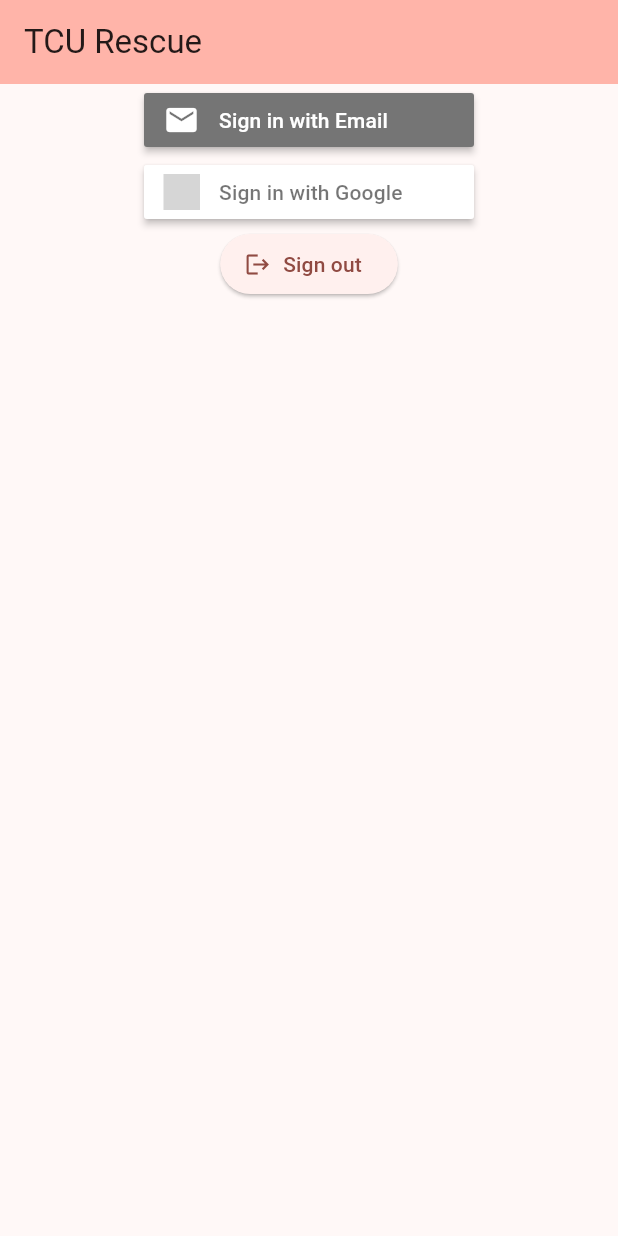
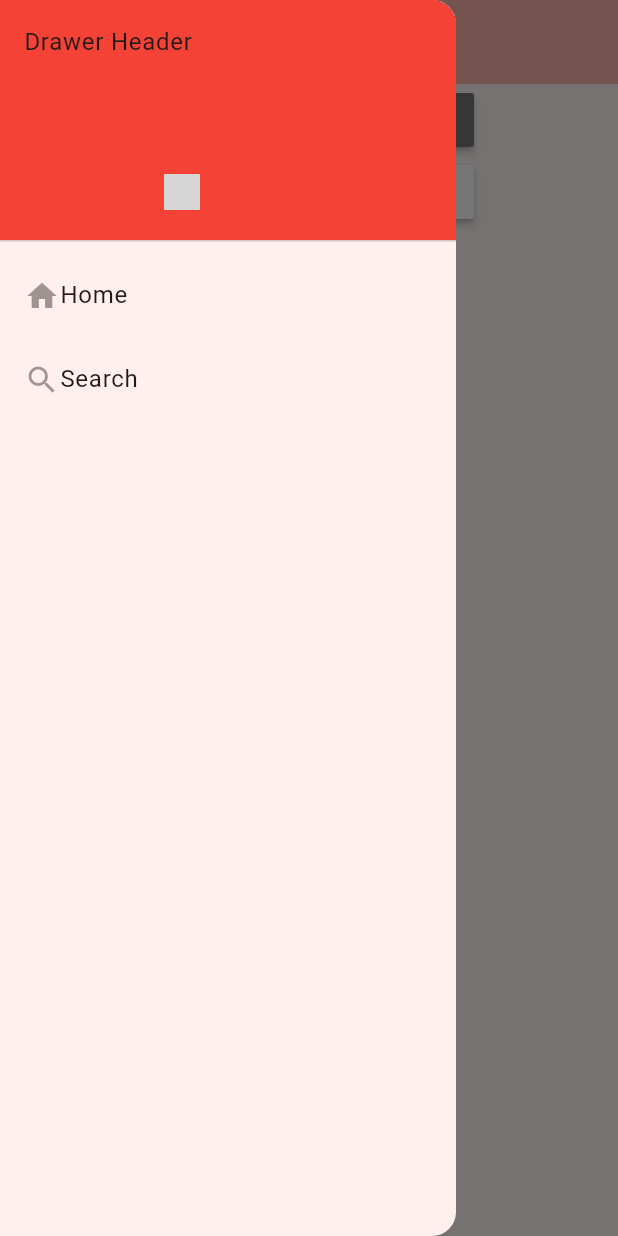
Before and after one commit to Yu-HaruWolf/hospital-connect, a Flutter app: the screen it shows after launch, with the side drawer open (before the commit the screen has no drawer), on a phone screen of 412 x 824 dp. Run offline on Flutter 3.47's test engine with Material 3 defaults, Android fonts, the phone set to English and light mode, and no system bars; drawn by our look-alikes of sign_in_button; our stand-ins replace cloud_firestore, firebase_auth, firebase_core, flutter_chat_types, flutter_chat_ui, google_sign_in; missing offline and left inert: firebase_ui_auth; accounts and stored records are empty; grey boxes are pictures that could not be loaded.

Commit message:
ハンバーガーメニューを実装し、画面遷移を少しできるようにした

```diff
--- a/frontend/lib/app_state.dart
+++ b/frontend/lib/app_state.dart
@@ -28,7 +28,7 @@ class ApplicationState extends ChangeNotifier {
   }
 
   // 表示画面選択
-  int _screenId = -1;
+  int _screenId = 0;
   int get screenId => _screenId;
   set screenId(int value) {
     _screenId = value;
--- a/frontend/lib/custom_widgets/text_with_icon.dart
+++ b/frontend/lib/custom_widgets/text_with_icon.dart
@@ -3,9 +3,9 @@ import 'package:flutter/material.dart';
 class TextWithIcon extends StatelessWidget {
   const TextWithIcon({
     super.key,
-    required this.textStyle,
     required this.iconData,
     required this.text,
+    this.textStyle = const TextStyle(),
   });
 
   final TextStyle textStyle;
--- a/frontend/lib/main.dart
+++ b/frontend/lib/main.dart
@@ -1,4 +1,5 @@
 import 'package:flutter/material.dart';
+import 'package:frontend/custom_widgets/text_with_icon.dart';
 import 'package:provider/provider.dart';
 
 import 'ambulance/hospital_detail.dart';
@@ -71,7 +72,7 @@ class _MyHomePageState extends State<MyHomePage> {
     var appState = context.watch<ApplicationState>();
     Widget insideWidget;
     switch (appState.screenId) {
-      case -1:
+      case 0:
         insideWidget = TopPage();
         break;
       case 1:
@@ -97,6 +98,29 @@ class _MyHomePageState extends State<MyHomePage> {
       body: Center(
         child: insideWidget,
       ),
+      drawer: Drawer(
+        child: ListView(children: [
+          DrawerHeader(
+              child: Text('Drawer Header'),
+              decoration: BoxDecoration(
+                color: Colors.red,
+              )),
+          ListTile(
+            title: TextWithIcon(iconData: Icons.home, text: 'Home'),
+            onTap: () {
+              appState.screenId = 0;
+              Navigator.pop(context);
+            },
+          ),
+          ListTile(
+            title: TextWithIcon(iconData: Icons.search, text: 'Search'),
+            onTap: () {
+              appState.screenId = 1;
+              Navigator.pop(context);
+            },
+          ),
+        ]),
+      ),
     );
   }
 }
```
